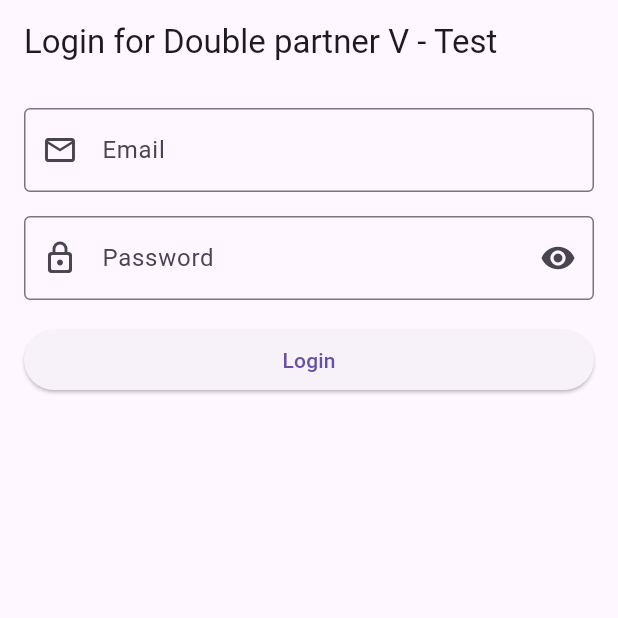
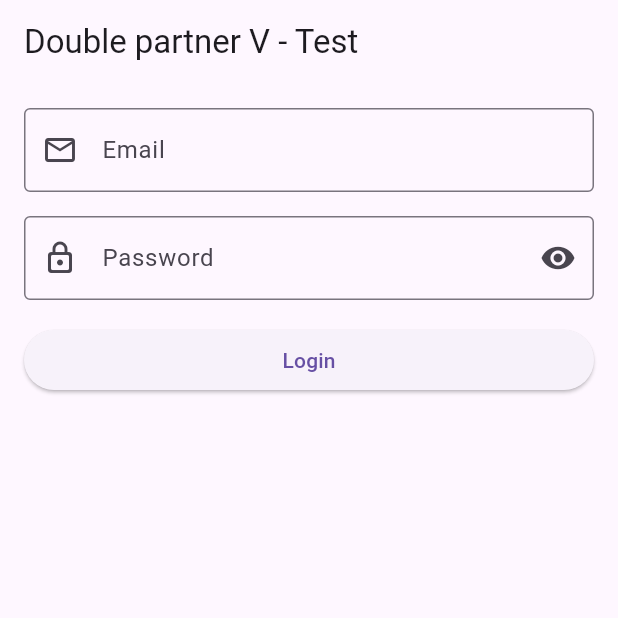
Before and after one commit to jorgekast18/double_partner_test, a Flutter app: the screen it shows after launch, on a phone screen of 412 x 824 dp, the top half of it. Run offline on Flutter 3.47's test engine with Material 3 defaults, Android fonts, the phone set to English and light mode, and no system bars; our stand-ins replace bloc, firebase_auth, firebase_core, flutter_bloc; accounts and stored records are empty.

Commit message:
Change labels

```diff
--- a/lib/main.dart
+++ b/lib/main.dart
@@ -14,7 +14,7 @@ class MyApp extends StatelessWidget {
   @override
   Widget build(BuildContext context) {
     return MaterialApp(
-      title: 'Flutter Login Demo',
+      title: 'Double partner Test',
       initialRoute: '/',
       routes: {
         '/': (context) => LoginView()
--- a/lib/presentation/auth/views/login_screen.dart
+++ b/lib/presentation/auth/views/login_screen.dart
@@ -17,7 +17,7 @@ class _LoginViewState extends State<LoginView> {
   Widget build(BuildContext context) {
 
     return Scaffold(
-      appBar: AppBar(title: const Text('Login for Double partner V - Test')),
+      appBar: AppBar(title: const Text('Double partner V - Test')),
       body: Padding(
         padding: const EdgeInsets.all(16),
         child: BlocProvider(
```
